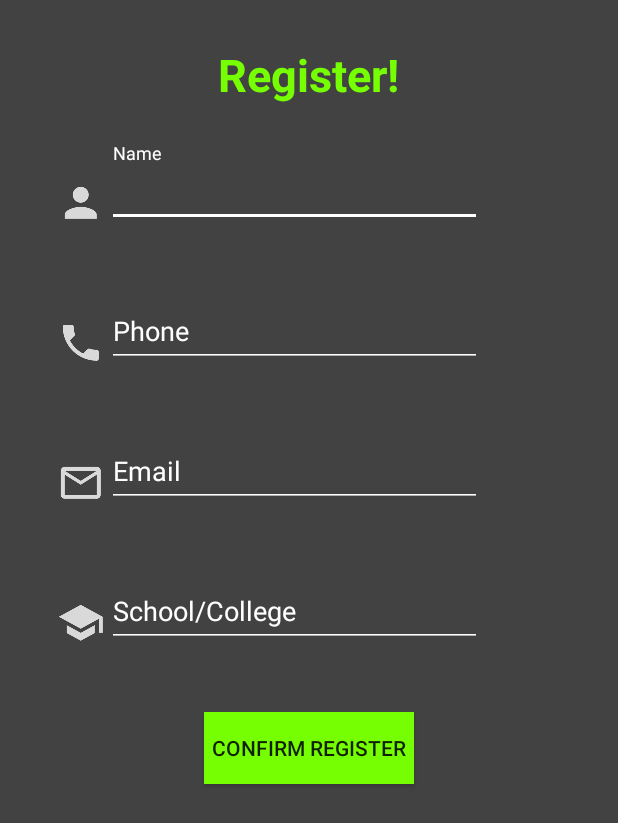
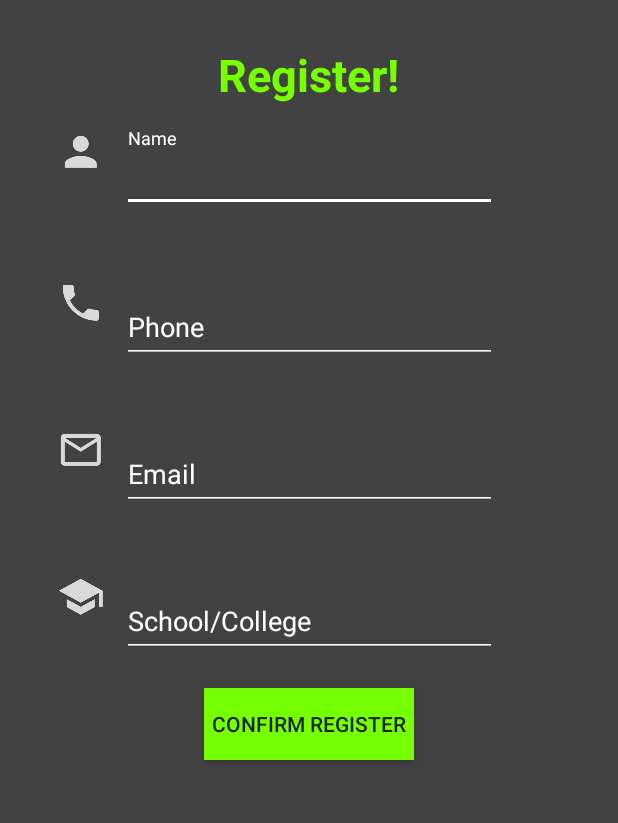
Before and after one commit to NavaneethKP/registration, an Android app: the screen it shows after launch (MainActivity), on a phone screen of 412 x 824 dp. Shown: the top 823 px of the screen. Run offline under Robolectric (Android 15) with nearby library versions, the phone set to English and light mode, and no system bars.

Commit message:
Added error enabled

```diff
--- a/app/src/main/res/layout/activity_main.xml
+++ b/app/src/main/res/layout/activity_main.xml
@@ -25,34 +25,34 @@
         android:id="@+id/person"
         android:layout_width="wrap_content"
         android:layout_height="wrap_content"
-        android:layout_marginTop="49dp"
         app:srcCompat="@drawable/ic_action_person"
-        android:layout_below="@+id/register"
+        android:layout_marginLeft="38dp"
+        android:layout_marginStart="38dp"
+        android:layout_alignTop="@+id/name_input"
         android:layout_alignParentLeft="true"
-        android:layout_alignParentStart="true"
-        android:layout_marginLeft="38dp"
-        android:layout_marginStart="38dp" />
+        android:layout_alignParentStart="true" />
 
     <android.support.design.widget.TextInputLayout
         android:layout_width="250dp"
         android:layout_height="wrap_content"
-        android:layout_alignBottom="@+id/person"
-        android:layout_alignLeft="@+id/person"
-        android:layout_alignStart="@+id/person"
-        android:layout_marginLeft="33dp"
-        android:layout_marginStart="33dp"
-        android:layout_marginRight="20dp"
         android:hint="@string/hint_name"
+        app:errorEnabled="true"
         android:textColorHint="@color/colorAccent"
         android:id="@+id/name_input"
-        android:onClick="name_clicked">
+        android:onClick="name_clicked"
+        android:layout_marginTop="15dp"
+        android:layout_marginLeft="11dp"
+        android:layout_marginStart="11dp"
+        android:layout_below="@+id/register"
+        android:layout_toRightOf="@+id/person"
+        android:layout_toEndOf="@+id/person">
 
         <EditText
             android:id="@+id/name_text"
             android:layout_width="match_parent"
             android:layout_height="wrap_content"
+            android:inputType="textCapSentences"
             android:backgroundTint="@color/colorAccent"
-            android:inputType="textCapSentences"
             android:textColor="@color/colorAccent"
             android:textColorHint="@color/colorAccent" />
     </android.support.design.widget.TextInputLayout>
@@ -61,31 +61,30 @@
         android:id="@+id/phone"
         android:layout_width="wrap_content"
         android:layout_height="wrap_content"
-        android:layout_marginTop="61dp"
         app:srcCompat="@drawable/ic_action_phone"
-        android:layout_below="@+id/person"
+        android:layout_below="@+id/name_input"
         android:layout_alignLeft="@+id/person"
-        android:layout_alignStart="@+id/person" />
+        android:layout_alignStart="@+id/person"
+        android:layout_marginTop="24dp" />
 
     <android.support.design.widget.TextInputLayout
+        android:id="@+id/phone_input"
         android:layout_width="250dp"
         android:layout_height="wrap_content"
-        android:layout_alignBottom="@+id/phone"
-        android:layout_alignLeft="@+id/phone"
-        android:layout_alignStart="@+id/phone"
-        android:layout_marginLeft="33dp"
-        android:layout_marginStart="33dp"
-        android:layout_marginRight="20dp"
         android:textColorHint="@color/colorAccent"
-        android:id="@+id/phone_input">
+        app:errorEnabled="true"
+        android:layout_alignTop="@+id/phone"
+        android:layout_alignLeft="@+id/name_input"
+        android:layout_alignStart="@+id/name_input"
+        android:hint="@string/hint_phone"
+        >
 
         <EditText
             android:id="@+id/phone_text"
-            android:inputType="phone"
             android:layout_width="match_parent"
             android:layout_height="wrap_content"
             android:backgroundTint="@android:color/background_light"
-            android:hint="@string/hint_phone"
+            android:inputType="phone"
             android:textColor="@color/colorAccent" />
     </android.support.design.widget.TextInputLayout>
 
@@ -93,24 +92,22 @@
         android:id="@+id/mail"
         android:layout_width="wrap_content"
         android:layout_height="wrap_content"
-        android:layout_marginTop="61dp"
         app:srcCompat="@drawable/ic_action_mail"
-        android:layout_below="@+id/phone"
+        android:layout_alignTop="@+id/mail_input"
         android:layout_alignLeft="@+id/phone"
         android:layout_alignStart="@+id/phone" />
 
     <android.support.design.widget.TextInputLayout
         android:layout_width="250dp"
         android:layout_height="wrap_content"
-        android:layout_alignBottom="@+id/mail"
-        android:layout_alignLeft="@+id/mail"
-        android:layout_alignStart="@+id/mail"
-        android:layout_marginLeft="33dp"
-        android:layout_marginStart="33dp"
-        android:layout_marginRight="20dp"
         android:hint="@string/hint_mail"
+        app:errorEnabled="true"
         android:textColorHint="@color/colorAccent"
-        android:id="@+id/mail_input">
+        android:id="@+id/mail_input"
+        android:layout_marginTop="21dp"
+        android:layout_below="@+id/phone_input"
+        android:layout_alignLeft="@+id/college_input"
+        android:layout_alignStart="@+id/college_input">
 
         <EditText
             android:id="@+id/mail_text"
@@ -125,25 +122,24 @@
         android:id="@+id/college"
         android:layout_width="wrap_content"
         android:layout_height="wrap_content"
-        android:layout_alignEnd="@+id/mail"
-        android:layout_alignRight="@+id/mail"
-        android:layout_below="@+id/mail"
-        android:layout_marginTop="61dp"
-        app:srcCompat="@drawable/ic_action_school" />
+        app:srcCompat="@drawable/ic_action_school"
+        android:layout_alignTop="@+id/college_input"
+        android:layout_alignLeft="@+id/mail"
+        android:layout_alignStart="@+id/mail" />
 
     <android.support.design.widget.TextInputLayout
         android:layout_width="250dp"
         android:layout_height="wrap_content"
-        android:layout_alignBottom="@+id/college"
-        android:layout_alignLeft="@+id/college"
-        android:layout_alignStart="@+id/college"
-        android:layout_marginLeft="33dp"
-        android:layout_marginStart="33dp"
-        android:layout_marginRight="20dp"
         android:hint="@string/hint_college"
         android:textColorHint="@color/colorAccent"
         android:id="@+id/college_input"
-        >
+        app:errorEnabled="true"
+        android:layout_marginTop="21dp"
+        android:layout_below="@+id/mail_input"
+        android:layout_toRightOf="@+id/college"
+        android:layout_toEndOf="@+id/college"
+        android:layout_marginLeft="11dp"
+        android:layout_marginStart="11dp">
 
         <EditText
             android:id="@+id/college_text"
@@ -159,14 +155,12 @@
         android:id="@+id/button"
         android:layout_width="wrap_content"
         android:layout_height="wrap_content"
-        android:layout_below="@+id/college_input"
-        android:layout_centerHorizontal="true"
-        android:layout_marginTop="43dp"
         android:background="@color/button"
         android:padding="5dp"
         android:text="@string/button"
 
-        />
+        android:layout_below="@+id/college_input"
+        android:layout_centerHorizontal="true" />
 
 
 </RelativeLayout>
--- a/app/src/main/res/values/colors.xml
+++ b/app/src/main/res/values/colors.xml
@@ -8,4 +8,5 @@
     <color name="title">#ffeb3b</color>
     <color name="button"> #76ff03</color>
 
+
 </resources>
```
